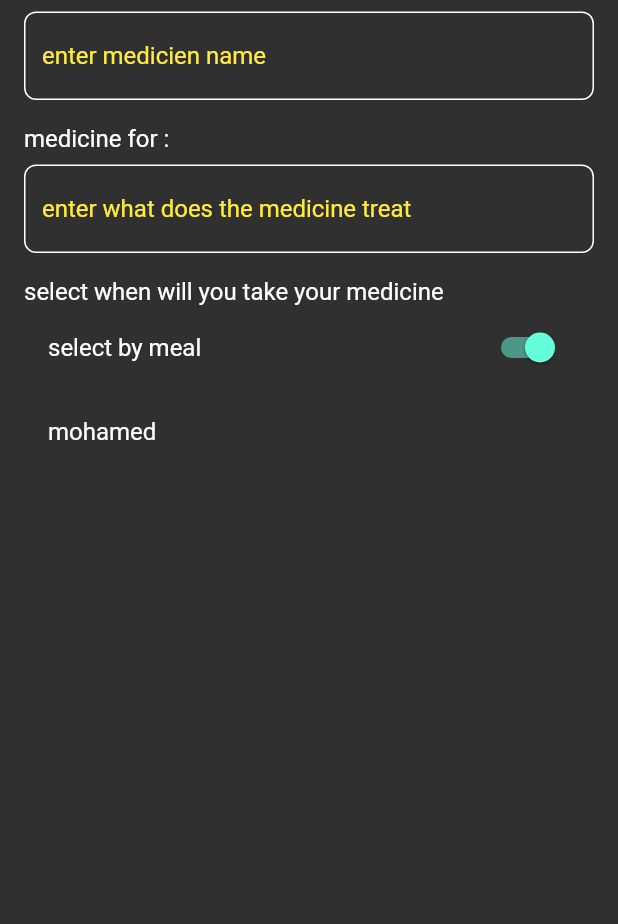
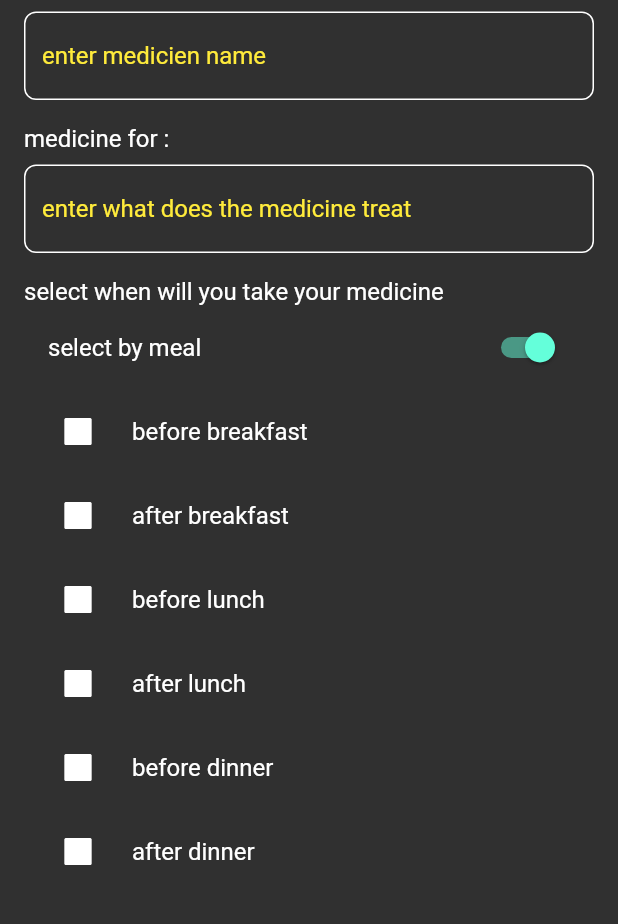
Before and after one commit to MeDoRa0/MyMeds, a Flutter app: the AddMedicineView screen opened by its route, after a tap on "select by meal", on a phone screen of 412 x 824 dp, the part 116-1040 px from its top. Run offline on Flutter 3.47's test engine with Material 2 defaults, Android fonts, the phone set to English and light mode, and no system bars; our stand-ins replace animated_text_kit, go_router.

Commit message:
add medicine form switchbutton, checkboxes

```diff
--- a/lib/core/utils/app_router.dart
+++ b/lib/core/utils/app_router.dart
@@ -1,6 +1,6 @@
 import 'package:go_router/go_router.dart';
-import 'package:my_meds/features/splash/home/views/home_view.dart';
-import 'package:my_meds/features/splash/home/views/widgets/add_medicine_view.dart';
+import 'package:my_meds/features/home/views/home_view.dart';
+import 'package:my_meds/features/home/views/widgets/add_medicine_view.dart';
 import 'package:my_meds/features/splash/splash_view.dart';
 
 abstract class AppRouter {
--- a/lib/features/splash/home/views/widgets/add_medicine_form.dart
+++ b/lib/features/home/views/widgets/add_medicine_form.dart
@@ -1,6 +1,7 @@
 import 'package:flutter/material.dart';
 import 'package:my_meds/core/utils/styles.dart';
-import 'package:my_meds/features/splash/home/views/widgets/custom_text_filed.dart';
+import 'package:my_meds/features/home/views/widgets/custom_text_filed.dart';
+import 'package:my_meds/features/home/views/widgets/select_by_meal_checkbox.dart';
 
 class AddMedicineForm extends StatefulWidget {
   const AddMedicineForm({super.key});
@@ -75,10 +76,7 @@ class _AddMedicineFormState extends State<AddMedicineForm> {
                 );
               },
             ),
-            if (switchbuttonvalue)
-              const ListTile(
-                title: Text('mohamed'),
-              )
+            if (switchbuttonvalue) const SelectByMealCheckBox(),
           ],
         ),
       ),
--- a/lib/features/splash/home/views/widgets/add_medicine_view.dart
+++ b/lib/features/home/views/widgets/add_medicine_view.dart
@@ -1,6 +1,6 @@
 import 'package:flutter/material.dart';
-import 'package:my_meds/features/splash/home/views/widgets/add_medicine_form.dart';
-import 'package:my_meds/features/splash/home/views/widgets/custom_app_bar.dart';
+import 'package:my_meds/features/home/views/widgets/add_medicine_form.dart';
+import 'package:my_meds/features/home/views/widgets/custom_app_bar.dart';
 
 class AddMedicineView extends StatelessWidget {
   const AddMedicineView({super.key});
--- a/lib/features/splash/home/views/widgets/custom_text_filed.dart
+++ b/lib/features/home/views/widgets/custom_text_filed.dart
@@ -1,7 +1,7 @@
 // this code for textfileds in app
 import 'package:flutter/material.dart';
 
-import '../../../../../constants.dart';
+import '../../../../constants.dart';
 
 class CustomTextField extends StatelessWidget {
   const CustomTextField({
--- a/lib/features/splash/home/views/widgets/medicine_view_body.dart
+++ b/lib/features/home/views/widgets/medicine_view_body.dart
@@ -1,5 +1,5 @@
 import 'package:flutter/material.dart';
-import 'package:my_meds/features/splash/home/views/widgets/custom_app_bar.dart';
+import 'package:my_meds/features/home/views/widgets/custom_app_bar.dart';
 
 class MedicineViewBody extends StatelessWidget {
   const MedicineViewBody({super.key});
--- /dev/null
+++ b/lib/features/home/views/widgets/select_by_meal_checkbox.dart
@@ -0,0 +1,149 @@
+import 'package:flutter/material.dart';
+
+enum Meal {
+  beforebreakfast,
+  afterbreackfast,
+  beforelunch,
+  afterlunsh,
+  beforedinner,
+  afterdinner
+}
+
+class SelectByMealCheckBox extends StatefulWidget {
+  const SelectByMealCheckBox({super.key});
+
+  @override
+  State<SelectByMealCheckBox> createState() => _SelectByMealCheckBoxState();
+}
+
+class _SelectByMealCheckBoxState extends State<SelectByMealCheckBox> {
+  // Meal? _character = Meal.beforebreakfast;
+  List<String> selectedMeal = [];
+  @override
+  Widget build(BuildContext context) {
+    Color getColor(Set<MaterialState> states) {
+      const Set<MaterialState> interactiveStates = <MaterialState>{
+        MaterialState.pressed,
+        MaterialState.hovered,
+        MaterialState.focused,
+      };
+      if (states.any(interactiveStates.contains)) {
+        return Colors.red;
+      }
+      return Colors.white;
+    }
+
+    return Column(
+      children: [
+        CheckboxListTile(
+          title: const Text('before breakfast'),
+          controlAffinity: ListTileControlAffinity.leading,
+          checkColor: Colors.black,
+          fillColor: MaterialStateProperty.resolveWith(getColor),
+          value: selectedMeal.contains('before breakfast'),
+          onChanged: (bool? value) {
+            setState(
+              () {
+                if (value!) {
+                  selectedMeal.add('before breakfast');
+                } else {
+                  selectedMeal.remove('before breakfast');
+                }
+              },
+            );
+          },
+        ),
+        CheckboxListTile(
+          title: const Text('after breakfast'),
+          controlAffinity: ListTileControlAffinity.leading,
+          checkColor: Colors.black,
+          fillColor: MaterialStateProperty.resolveWith(getColor),
+          value: selectedMeal.contains('after breakfast'),
+          onChanged: (bool? value) {
+            setState(
+              () {
+                if (value!) {
+                  selectedMeal.add('after breakfast');
+                } else {
+                  selectedMeal.remove('after breakfast');
+                }
+              },
+            );
+          },
+        ),
+        CheckboxListTile(
+          title: const Text('before lunch'),
+          controlAffinity: ListTileControlAffinity.leading,
+          checkColor: Colors.black,
+          fillColor: MaterialStateProperty.resolveWith(getColor),
+          value: selectedMeal.contains('before lunch'),
+          onChanged: (bool? value) {
+            setState(
+              () {
+                if (value!) {
+                  selectedMeal.add('before lunch');
+                } else {
+                  selectedMeal.remove('before lunch');
+                }
+              },
+            );
+          },
+        ),
+        CheckboxListTile(
+          title: const Text('after lunch'),
+          controlAffinity: ListTileControlAffinity.leading,
+          checkColor: Colors.black,
+          fillColor: MaterialStateProperty.resolveWith(getColor),
+          value: selectedMeal.contains('after lunch'),
+          onChanged: (bool? value) {
+            setState(
+              () {
+                if (value!) {
+                  selectedMeal.add('after lunch');
+                } else {
+                  selectedMeal.remove('after lunch');
+                }
+              },
+            );
+          },
+        ),
+        CheckboxListTile(
+          title: const Text('before dinner'),
+          controlAffinity: ListTileControlAffinity.leading,
+          checkColor: Colors.black,
+          fillColor: MaterialStateProperty.resolveWith(getColor),
+          value: selectedMeal.contains('before dinner'),
+          onChanged: (bool? value) {
+            setState(
+              () {
+                if (value!) {
+                  selectedMeal.add('before dinner');
+                } else {
+                  selectedMeal.remove('before dinner');
+                }
+              },
+            );
+          },
+        ),
+        CheckboxListTile(
+          title: const Text('after dinner'),
+          controlAffinity: ListTileControlAffinity.leading,
+          checkColor: Colors.black,
+          fillColor: MaterialStateProperty.resolveWith(getColor),
+          value: selectedMeal.contains('after dinner'),
+          onChanged: (bool? value) {
+            setState(
+              () {
+                if (value!) {
+                  selectedMeal.add('after dinner');
+                } else {
+                  selectedMeal.remove('after dinner');
+                }
+              },
+            );
+          },
+        ),
+      ],
+    );
+  }
+}
```
Also changed, not shown: lib/features/home/views/home_view.dart (renamed from lib/features/splash/home/views/home_view.dart), lib/features/home/views/widgets/custom_app_bar.dart (renamed from lib/features/splash/home/views/widgets/custom_app_bar.dart).
